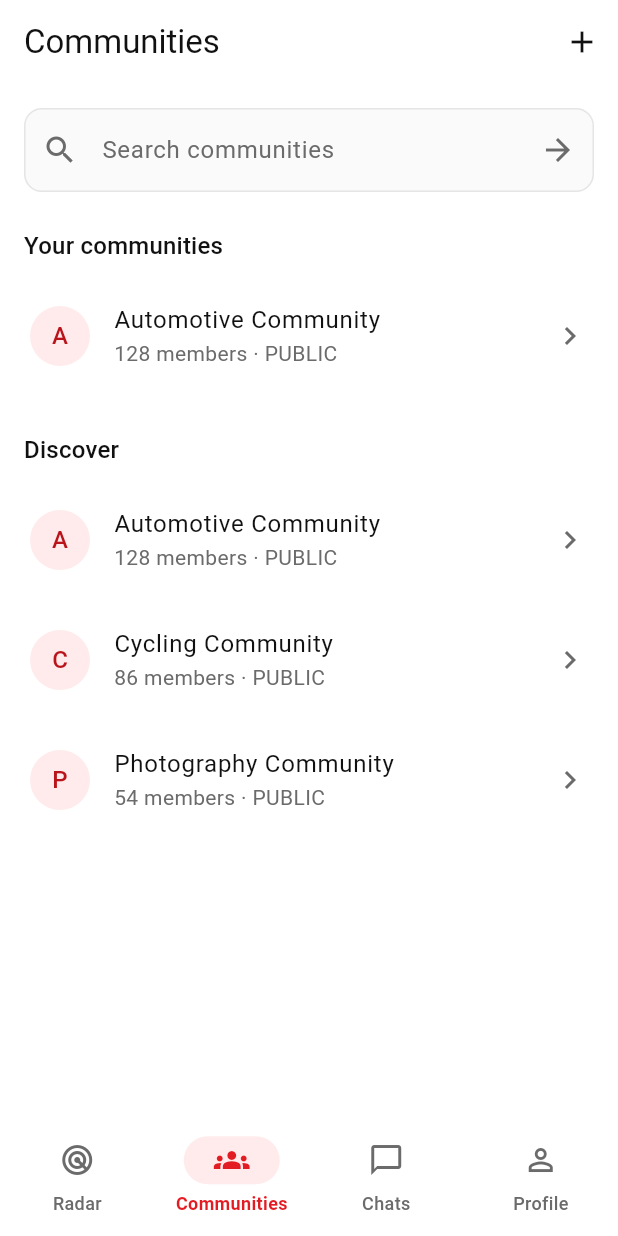
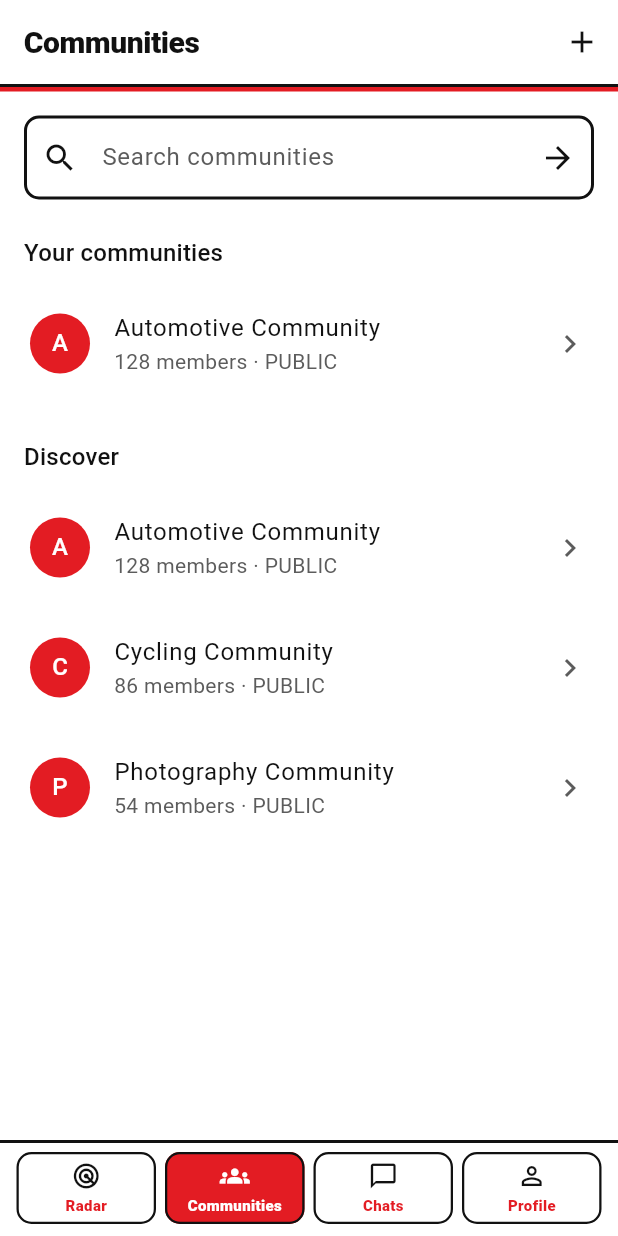
Before and after one commit to Teguh010/psi-circle, a Flutter app: the CommunitiesScreen screen opened by its route, on a phone screen of 412 x 824 dp. Run offline on Flutter 3.47's test engine with Material 3 defaults, Android fonts, the phone set to English and light mode, and no system bars; our stand-ins replace flutter_map, flutter_riverpod, go_router, latlong2; accounts and stored records are empty; statements that could not run were skipped.

Commit message:
feat: enhance app theme and integrate Psi branding
- Added Psi logo asset to the project.
- Updated app theme to improve button styles and color usage.
- Replaced default AppBar with custom PsiAppBar across multiple screens for a consistent branding experience.
- Adjusted layout and styles in various screens to align with the new theme and branding guidelines.

```diff
--- /dev/null
+++ b/apps/mobile/lib/core/theme/psi_app_bar.dart
@@ -0,0 +1,39 @@
+import 'package:flutter/material.dart';
+
+import 'app_theme.dart';
+
+/// White bar, black rule, red rule — the three brand colors on every screen.
+class PsiAppBar extends StatelessWidget implements PreferredSizeWidget {
+  const PsiAppBar({super.key, required this.title, this.actions});
+
+  final Widget title;
+  final List<Widget>? actions;
+
+  @override
+  Size get preferredSize => const Size.fromHeight(kToolbarHeight + 5);
+
+  @override
+  Widget build(BuildContext context) {
+    return AppBar(
+      title: title,
+      actions: actions,
+      bottom: const PreferredSize(
+        preferredSize: Size.fromHeight(5),
+        child: Column(
+          children: [
+            SizedBox(
+              height: 2,
+              width: double.infinity,
+              child: ColoredBox(color: PsiColors.black),
+            ),
+            SizedBox(
+              height: 3,
+              width: double.infinity,
+              child: ColoredBox(color: PsiColors.red),
+            ),
+          ],
+        ),
+      ),
+    );
+  }
+}
--- a/apps/mobile/lib/features/auth/presentation/login_screen.dart
+++ b/apps/mobile/lib/features/auth/presentation/login_screen.dart
@@ -1,4 +1,5 @@
 import 'package:flutter/material.dart';
+import 'package:psi_circle_mobile/core/theme/psi_app_bar.dart';
 import 'package:flutter_riverpod/flutter_riverpod.dart';
 import 'package:go_router/go_router.dart';
 
@@ -46,7 +47,7 @@ class _LoginScreenState extends ConsumerState<LoginScreen> {
   @override
   Widget build(BuildContext context) {
     return Scaffold(
-      appBar: AppBar(title: const Text('Log in')),
+      appBar: const PsiAppBar(title: Text('Log in')),
       body: SafeArea(
         child: SingleChildScrollView(
           padding: const EdgeInsets.all(24),
--- a/apps/mobile/lib/features/auth/presentation/register_screen.dart
+++ b/apps/mobile/lib/features/auth/presentation/register_screen.dart
@@ -1,4 +1,5 @@
 import 'package:flutter/material.dart';
+import 'package:psi_circle_mobile/core/theme/psi_app_bar.dart';
 import 'package:flutter_riverpod/flutter_riverpod.dart';
 import 'package:go_router/go_router.dart';
 
@@ -46,7 +47,7 @@ class _RegisterScreenState extends ConsumerState<RegisterScreen> {
   @override
   Widget build(BuildContext context) {
     return Scaffold(
-      appBar: AppBar(title: const Text('Create account')),
+      appBar: const PsiAppBar(title: Text('Create account')),
       body: SafeArea(
         child: SingleChildScrollView(
           padding: const EdgeInsets.all(24),
--- a/apps/mobile/lib/features/chat/presentation/chats_placeholder_screen.dart
+++ b/apps/mobile/lib/features/chat/presentation/chats_placeholder_screen.dart
@@ -1,4 +1,5 @@
 import 'package:flutter/material.dart';
+import 'package:psi_circle_mobile/core/theme/psi_app_bar.dart';
 
 class ChatsPlaceholderScreen extends StatelessWidget {
   const ChatsPlaceholderScreen({super.key});
@@ -6,7 +7,7 @@ class ChatsPlaceholderScreen extends StatelessWidget {
   @override
   Widget build(BuildContext context) {
     return Scaffold(
-      appBar: AppBar(title: const Text('Chats')),
+      appBar: const PsiAppBar(title: Text('Chats')),
       body: Center(
         child: Padding(
           padding: const EdgeInsets.all(24),
--- a/apps/mobile/lib/features/communities/presentation/communities_screen.dart
+++ b/apps/mobile/lib/features/communities/presentation/communities_screen.dart
@@ -1,4 +1,5 @@
 import 'package:flutter/material.dart';
+import 'package:psi_circle_mobile/core/theme/psi_app_bar.dart';
 import 'package:flutter_riverpod/flutter_riverpod.dart';
 import 'package:go_router/go_router.dart';
 
@@ -38,7 +39,7 @@ class _CommunitiesScreenState extends ConsumerState<CommunitiesScreen> {
   @override
   Widget build(BuildContext context) {
     return Scaffold(
-      appBar: AppBar(
+      appBar: PsiAppBar(
         title: const Text('Communities'),
         actions: [
           IconButton(
--- a/apps/mobile/lib/features/communities/presentation/community_detail_screen.dart
+++ b/apps/mobile/lib/features/communities/presentation/community_detail_screen.dart
@@ -1,4 +1,5 @@
 import 'package:flutter/material.dart';
+import 'package:psi_circle_mobile/core/theme/psi_app_bar.dart';
 import 'package:flutter_riverpod/flutter_riverpod.dart';
 
 import '../../../core/models/community.dart';
@@ -87,7 +88,7 @@ class _CommunityDetailScreenState extends ConsumerState<CommunityDetailScreen> {
         mockRepo is MockCommunitiesRepository;
 
     return Scaffold(
-      appBar: AppBar(title: Text(community.name)),
+      appBar: PsiAppBar(title: Text(community.name)),
       body: ListView(
         padding: const EdgeInsets.all(24),
         children: [
--- a/apps/mobile/lib/features/communities/presentation/create_community_screen.dart
+++ b/apps/mobile/lib/features/communities/presentation/create_community_screen.dart
@@ -1,4 +1,5 @@
 import 'package:flutter/material.dart';
+import 'package:psi_circle_mobile/core/theme/psi_app_bar.dart';
 import 'package:flutter_riverpod/flutter_riverpod.dart';
 import 'package:go_router/go_router.dart';
 
@@ -44,7 +45,7 @@ class _CreateCommunityScreenState extends ConsumerState<CreateCommunityScreen> {
   @override
   Widget build(BuildContext context) {
     return Scaffold(
-      appBar: AppBar(title: const Text('Create community')),
+      appBar: const PsiAppBar(title: Text('Create community')),
       body: SafeArea(
         child: SingleChildScrollView(
           padding: const EdgeInsets.all(24),
--- a/apps/mobile/lib/features/onboarding/presentation/join_communities_onboarding_screen.dart
+++ b/apps/mobile/lib/features/onboarding/presentation/join_communities_onboarding_screen.dart
@@ -1,4 +1,5 @@
 import 'package:flutter/material.dart';
+import 'package:psi_circle_mobile/core/theme/psi_app_bar.dart';
 import 'package:flutter_riverpod/flutter_riverpod.dart';
 
 import '../../../core/models/community.dart';
@@ -38,7 +39,7 @@ class _JoinCommunitiesOnboardingScreenState
   @override
   Widget build(BuildContext context) {
     return Scaffold(
-      appBar: AppBar(title: const Text('Join a community')),
+      appBar: const PsiAppBar(title: Text('Join a community')),
       body: SafeArea(
         child: Column(
           children: [
--- a/apps/mobile/lib/features/onboarding/presentation/profile_setup_screen.dart
+++ b/apps/mobile/lib/features/onboarding/presentation/profile_setup_screen.dart
@@ -1,4 +1,5 @@
 import 'package:flutter/material.dart';
+import 'package:psi_circle_mobile/core/theme/psi_app_bar.dart';
 import 'package:flutter_riverpod/flutter_riverpod.dart';
 import 'package:go_router/go_router.dart';
 
@@ -44,7 +45,7 @@ class _ProfileSetupScreenState extends ConsumerState<ProfileSetupScreen> {
   @override
   Widget build(BuildContext context) {
     return Scaffold(
-      appBar: AppBar(title: const Text('Set up profile')),
+      appBar: const PsiAppBar(title: Text('Set up profile')),
       body: SafeArea(
         child: SingleChildScrollView(
           padding: const EdgeInsets.all(24),
--- a/apps/mobile/lib/features/profile/presentation/profile_screen.dart
+++ b/apps/mobile/lib/features/profile/presentation/profile_screen.dart
@@ -1,4 +1,5 @@
 import 'package:flutter/material.dart';
+import 'package:psi_circle_mobile/core/theme/psi_app_bar.dart';
 import 'package:flutter_riverpod/flutter_riverpod.dart';
 
 import '../../auth/presentation/session_controller.dart';
@@ -12,7 +13,7 @@ class ProfileScreen extends ConsumerWidget {
     final user = session.user;
 
     return Scaffold(
-      appBar: AppBar(title: const Text('Profile')),
+      appBar: const PsiAppBar(title: Text('Profile')),
       body: ListView(
         padding: const EdgeInsets.all(24),
         children: [
--- a/apps/mobile/lib/features/shell/main_shell.dart
+++ b/apps/mobile/lib/features/shell/main_shell.dart
@@ -1,41 +1,111 @@
 import 'package:flutter/material.dart';
 import 'package:go_router/go_router.dart';
+
+import '../../core/theme/app_theme.dart';
 
 class MainShell extends StatelessWidget {
   const MainShell({super.key, required this.navigationShell});
 
   final StatefulNavigationShell navigationShell;
 
+  static const _tabs = [
+    (icon: Icons.radar_outlined, selected: Icons.radar, label: 'Radar'),
+    (icon: Icons.groups_outlined, selected: Icons.groups, label: 'Communities'),
+    (
+      icon: Icons.chat_bubble_outline,
+      selected: Icons.chat_bubble,
+      label: 'Chats',
+    ),
+    (icon: Icons.person_outline, selected: Icons.person, label: 'Profile'),
+  ];
+
   @override
   Widget build(BuildContext context) {
     return Scaffold(
       body: navigationShell,
-      bottomNavigationBar: NavigationBar(
-        selectedIndex: navigationShell.currentIndex,
-        onDestinationSelected: navigationShell.goBranch,
-        destinations: const [
-          NavigationDestination(
-            icon: Icon(Icons.radar_outlined),
-            selectedIcon: Icon(Icons.radar),
-            label: 'Radar',
+      bottomNavigationBar: DecoratedBox(
+        decoration: const BoxDecoration(
+          color: PsiColors.white,
+          border: Border(top: BorderSide(color: PsiColors.black, width: 2)),
+        ),
+        child: SafeArea(
+          top: false,
+          child: Padding(
+            padding: const EdgeInsets.fromLTRB(8, 8, 8, 8),
+            child: Row(
+              children: [
+                for (var i = 0; i < _tabs.length; i++)
+                  Expanded(
+                    child: _PsiTab(
+                      icon: navigationShell.currentIndex == i
+                          ? _tabs[i].selected
+                          : _tabs[i].icon,
+                      label: _tabs[i].label,
+                      selected: navigationShell.currentIndex == i,
+                      onTap: () => navigationShell.goBranch(i),
+                    ),
+                  ),
+              ],
+            ),
           ),
-          NavigationDestination(
-            icon: Icon(Icons.groups_outlined),
-            selectedIcon: Icon(Icons.groups),
-            label: 'Communities',
-          ),
-          NavigationDestination(
-            icon: Icon(Icons.chat_bubble_outline),
-            selectedIcon: Icon(Icons.chat_bubble),
-            label: 'Chats',
-          ),
-          NavigationDestination(
-            icon: Icon(Icons.person_outline),
-            selectedIcon: Icon(Icons.person),
-            label: 'Profile',
-          ),
-        ],
+        ),
       ),
     );
   }
 }
+
+class _PsiTab extends StatelessWidget {
+  const _PsiTab({
+    required this.icon,
+    required this.label,
+    required this.selected,
+    required this.onTap,
+  });
+
+  final IconData icon;
+  final String label;
+  final bool selected;
+  final VoidCallback onTap;
+
+  @override
+  Widget build(BuildContext context) {
+    return Padding(
+      padding: const EdgeInsets.symmetric(horizontal: 3),
+      child: Material(
+        color: selected ? PsiColors.red : PsiColors.white,
+        shape: RoundedRectangleBorder(
+          borderRadius: BorderRadius.circular(10),
+          side: const BorderSide(color: PsiColors.black, width: 1.5),
+        ),
+        child: InkWell(
+          onTap: onTap,
+          borderRadius: BorderRadius.circular(10),
+          child: Padding(
+            padding: const EdgeInsets.symmetric(vertical: 6),
+            child: Column(
+              mainAxisSize: MainAxisSize.min,
+              children: [
+                Icon(
+                  icon,
+                  size: 20,
+                  color: selected ? PsiColors.white : PsiColors.black,
+                ),
+                const SizedBox(height: 2),
+                Text(
+                  label,
+                  maxLines: 1,
+                  overflow: TextOverflow.ellipsis,
+                  style: TextStyle(
+                    fontSize: 10,
+                    fontWeight: FontWeight.w800,
+                    color: selected ? PsiColors.white : PsiColors.red,
+                  ),
+                ),
+              ],
+            ),
+          ),
+        ),
+      ),
+    );
+  }
+}
--- a/apps/mobile/pubspec.yaml
+++ b/apps/mobile/pubspec.yaml
@@ -65,6 +65,9 @@ flutter:
   # the material Icons class.
   uses-material-design: true
 
+  assets:
+    - assets/brand/psi_logo.png
+
   # To add assets to your application, add an assets section, like this:
   # assets:
   #   - images/a_dot_burr.jpeg
```
Also changed, not shown: apps/mobile/lib/core/theme/app_theme.dart (+90 -70 lines), apps/mobile/lib/features/auth/presentation/welcome_screen.dart (+6 -5 lines), apps/mobile/lib/features/onboarding/presentation/interest_selection_screen.dart (+14 -2 lines), apps/mobile/lib/features/radar/presentation/radar_screen.dart (+5 -12 lines), apps/mobile/assets/brand/psi_logo.png (added).
